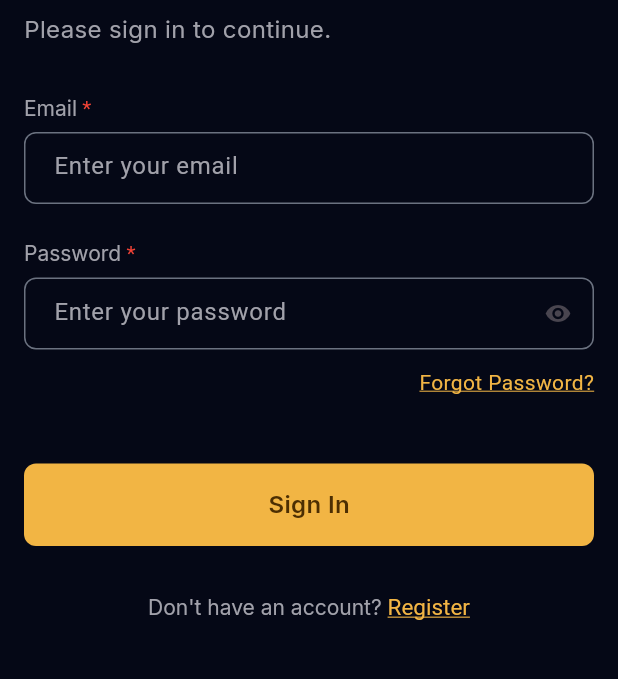
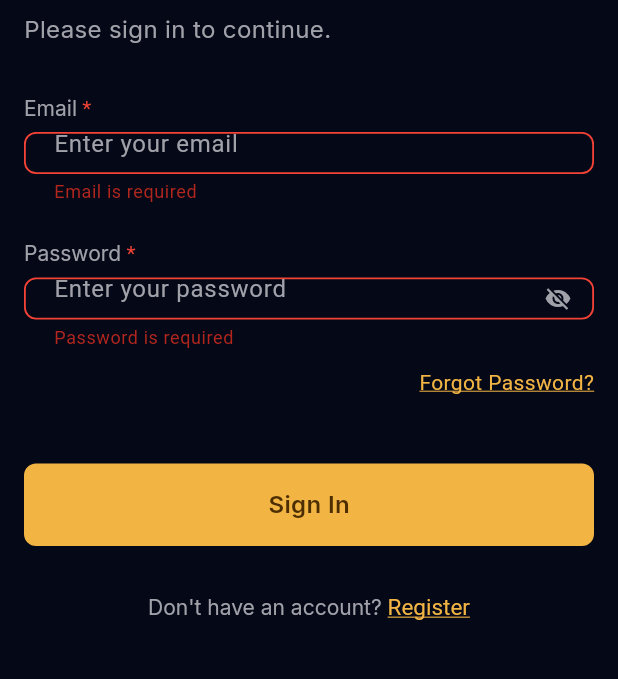
Before and after one commit to AvijitDasAvi/Vyrro, a Flutter app: the LoginScreen screen opened by its route, after a tap on "Sign In", on a phone screen of 412 x 824 dp, the part 342-1021 px from its top. Run offline on Flutter 3.47's test engine with Material 3 defaults, Android fonts, the light colour scheme and no system bars; our stand-ins replace flutter_easyloading, get, google_fonts.

Commit message:
login validation done.

```diff
--- a/lib/core/common/widgets/custom_button.dart
+++ b/lib/core/common/widgets/custom_button.dart
@@ -5,7 +5,7 @@ import 'package:get/get.dart';
 
 class CustomButton extends StatelessWidget {
   final String title;
-  final VoidCallback onTap;
+  final VoidCallback? onTap;
   const CustomButton({super.key, required this.title, required this.onTap});
 
   @override
--- a/lib/features/auth/login/controller/login_controller.dart
+++ b/lib/features/auth/login/controller/login_controller.dart
@@ -1,3 +1,65 @@
-import 'package:get/state_manager.dart';
+import 'package:flutter/material.dart';
+import 'package:get/get.dart';
 
-class LoginController extends GetxController {}
+class LoginController extends GetxController {
+  final emailController = TextEditingController();
+  final passwordController = TextEditingController();
+
+  final isPasswordHidden = true.obs;
+  final isLoading = false.obs;
+
+  void togglePasswordVisibility() {
+    isPasswordHidden.value = !isPasswordHidden.value;
+  }
+
+  String? validateEmail(String? value) {
+    if (value == null || value.trim().isEmpty) {
+      return 'Email is required';
+    }
+    if (!RegExp(r'^[\w-\.]+@([\w-]+\.)+[\w-]{2,4}$').hasMatch(value.trim())) {
+      return 'Please enter a valid email';
+    }
+    return null;
+  }
+
+  String? validatePassword(String? value) {
+    if (value == null || value.trim().isEmpty) {
+      return 'Password is required';
+    }
+    if (value.trim().length < 6) {
+      return 'Password must be at least 6 characters';
+    }
+    return null;
+  }
+
+  Future<void> login() async {
+    isLoading.value = true;
+
+    try {
+      await Future.delayed(const Duration(seconds: 2));
+
+      Get.snackbar(
+        'Success',
+        'Logged in successfully',
+        backgroundColor: Colors.green,
+        colorText: Colors.white,
+      );
+    } catch (e) {
+      Get.snackbar(
+        'Error',
+        'Login failed: ${e.toString()}',
+        backgroundColor: Colors.red,
+        colorText: Colors.white,
+      );
+    } finally {
+      isLoading.value = false;
+    }
+  }
+
+  @override
+  void onClose() {
+    emailController.dispose();
+    passwordController.dispose();
+    super.onClose();
+  }
+}
--- a/lib/features/auth/login/screen/login_screen.dart
+++ b/lib/features/auth/login/screen/login_screen.dart
@@ -1,21 +1,27 @@
 import 'package:flutter/gestures.dart';
 import 'package:flutter/material.dart';
+import 'package:flutter/services.dart';
 import 'package:galaxybooking/core/common/constants/app_colors.dart';
 import 'package:galaxybooking/core/common/widgets/custom_button.dart';
 import 'package:galaxybooking/core/common/widgets/custom_text_form_field.dart';
 import 'package:galaxybooking/core/style/get_text_style.dart';
-import 'package:get/get_core/src/get_main.dart';
-import 'package:get/get_navigation/get_navigation.dart';
+import 'package:galaxybooking/features/auth/login/controller/login_controller.dart';
+import 'package:get/get.dart';
 
 class LoginScreen extends StatelessWidget {
   const LoginScreen({super.key});
 
   @override
   Widget build(BuildContext context) {
+    final controller = Get.put(LoginController());
+    final _formKey = GlobalKey<FormState>();
+
     return Scaffold(
       backgroundColor: AppColors.primaryBackground,
       body: Padding(
         padding: EdgeInsets.only(left: 16, right: 16),
+        child: Form(
+          key: _formKey,
           child: Column(
             mainAxisAlignment: MainAxisAlignment.center,
             crossAxisAlignment: CrossAxisAlignment.start,
@@ -42,14 +48,31 @@ class LoginScreen extends StatelessWidget {
                 label: 'Email',
                 isRequired: true,
                 hintText: 'Enter your email',
+                controller: controller.emailController,
+                keyboardType: TextInputType.emailAddress,
+                textInputAction: TextInputAction.next,
+                validator: (value) => controller.validateEmail(value),
               ),
               SizedBox(height: 24),
-            CustomTextFormField(
+              Obx(
+                () => CustomTextFormField(
                   label: 'Password',
                   isRequired: true,
                   hintText: 'Enter your password',
-              suffixIcon: Icon(Icons.visibility),
-              obscureText: true,
+                  controller: controller.passwordController,
+                  suffixIcon: IconButton(
+                    onPressed: controller.togglePasswordVisibility,
+                    icon: Icon(
+                      controller.isPasswordHidden.value
+                          ? Icons.visibility_off
+                          : Icons.visibility,
+                      color: AppColors.secondaryTextColor,
+                    ),
+                  ),
+                  obscureText: controller.isPasswordHidden.value,
+                  textInputAction: TextInputAction.done,
+                  validator: (value) => controller.validatePassword(value),
+                ),
               ),
               SizedBox(height: 12),
               Align(
@@ -71,7 +94,18 @@ class LoginScreen extends StatelessWidget {
                 ),
               ),
               SizedBox(height: 44),
-            CustomButton(title: 'Sign In', onTap: () {}),
+              Obx(
+                () => CustomButton(
+                  title: 'Sign In',
+                  onTap: controller.isLoading.value
+                      ? null
+                      : () {
+                          if (_formKey.currentState!.validate()) {
+                            controller.login();
+                          }
+                        },
+                ),
+              ),
               SizedBox(height: 32),
               Center(
                 child: RichText(
@@ -106,6 +140,7 @@ class LoginScreen extends StatelessWidget {
             ],
           ),
         ),
+      ),
     );
   }
 }
--- a/lib/routes/app_routes.dart
+++ b/lib/routes/app_routes.dart
@@ -61,7 +61,6 @@ class AppRoutes {
     ),
     GetPage(
       name: createNewPasswordScreen,
-      transition: Transition.rightToLeft,
       page: () => CreateNewPasswordScreen(),
     ),
   ];
```
Also changed, not shown: lib/features/auth/forgot/new_password/screen/create_new_password_screen.dart (+18 -2 lines). Lines whose indentation alone changed are shown as unchanged.
